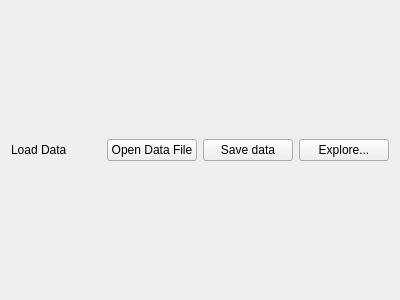
Qt form NiBAx/plugins/loadsave/loadsave.ui (CBICA/niCHART) before a commit.
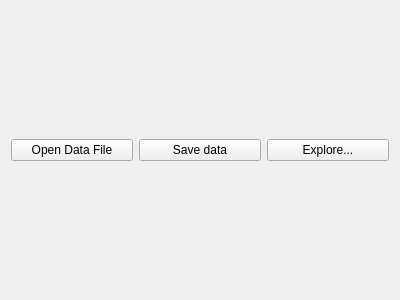
The same form after that commit.

Commit message: Remove label from UI and change tab title

Diff of the .ui file:
```diff
--- a/NiBAx/plugins/loadsave/loadsave.ui
+++ b/NiBAx/plugins/loadsave/loadsave.ui
@@ -16,13 +16,6 @@
   <layout class="QVBoxLayout" name="verticalLayout">
    <item>
     <layout class="QHBoxLayout" name="horizontalLayout">
-     <item>
-      <widget class="QLabel" name="label">
-       <property name="text">
-        <string>Load Data</string>
-       </property>
-      </widget>
-     </item>
      <item>
       <widget class="QPushButton" name="open_data_file_Btn">
        <property name="text">
```
The commit also changes 1 other file.
